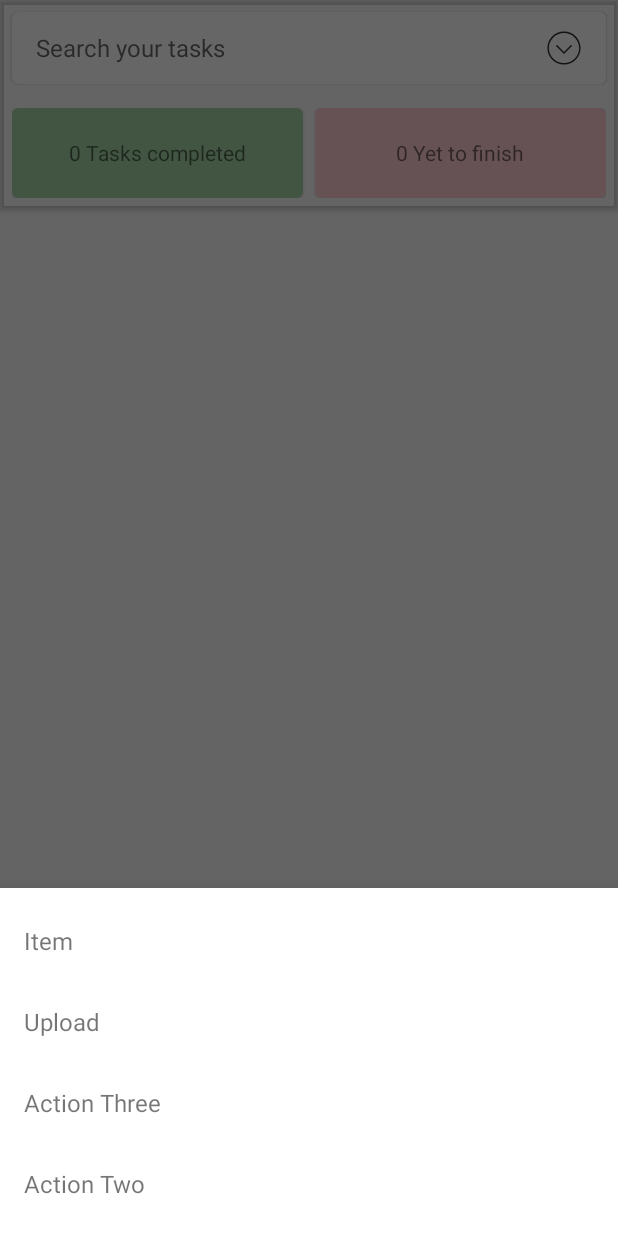
After one commit to ithebk/task_app, an Android app: the fragment MainBottomDialogFragment placed in its activity, on a phone screen of 412 x 824 dp. The commit adds this screen. Shown: the top 1233 px of the screen. Run offline under Robolectric (Android 15) with nearby library versions, the phone set to English and light mode, and no system bars; our stand-ins replace Room's generated code; Roboto replaces fonts that are not available here.

Commit message:
BottomSheet added

```diff
--- a/app/src/main/java/com/ithebk/tasks/ui/MainActivity.kt
+++ b/app/src/main/java/com/ithebk/tasks/ui/MainActivity.kt
@@ -3,12 +3,13 @@ package com.ithebk.tasks.ui
 import android.app.Activity
 import android.content.Intent
 import android.os.Bundle
+import android.text.Editable
+import android.text.TextWatcher
 import android.widget.Toast
 import androidx.appcompat.app.AppCompatActivity
 import androidx.lifecycle.Observer
 import androidx.lifecycle.ViewModelProviders
 import androidx.recyclerview.widget.DefaultItemAnimator
-import androidx.recyclerview.widget.LinearLayoutManager
 import androidx.recyclerview.widget.RecyclerView
 import androidx.recyclerview.widget.StaggeredGridLayoutManager
 import com.ithebk.tasks.R
@@ -34,6 +35,24 @@ class MainActivity : AppCompatActivity() {
             val intent = Intent(this@MainActivity, AddTaskActivity::class.java)
             startActivityForResult(intent, newWordActivityRequestCode)
         }
+
+        bt_action_more.setOnClickListener{
+            MainBottomDialogFragment().show(supportFragmentManager, MainBottomDialogFragment.TAG)
+        }
+
+        search_text.addTextChangedListener(object : TextWatcher{
+            override fun afterTextChanged(s: Editable?) {
+
+            }
+
+            override fun beforeTextChanged(s: CharSequence?, start: Int, count: Int, after: Int) {
+
+            }
+
+            override fun onTextChanged(s: CharSequence?, start: Int, before: Int, count: Int) {
+
+            }
+        })
     }
 
     private fun setupViewModelProvider() {
--- /dev/null
+++ b/app/src/main/java/com/ithebk/tasks/ui/MainBottomDialogFragment.kt
@@ -0,0 +1,22 @@
+package com.ithebk.tasks.ui
+
+import android.os.Bundle
+import android.view.LayoutInflater
+import android.view.View
+import android.view.ViewGroup
+import com.google.android.material.bottomsheet.BottomSheetDialogFragment
+import com.ithebk.tasks.R
+
+class MainBottomDialogFragment : BottomSheetDialogFragment() {
+    override fun onCreateView(
+        inflater: LayoutInflater,
+        container: ViewGroup?,
+        savedInstanceState: Bundle?
+    ): View? {
+        return inflater.inflate(R.layout.main_bottom_layout_sheet, container, false)
+    }
+
+    companion object {
+        const val TAG = "MAIN_BOTTOM_DIALOG_FRAGMENT"
+    }
+}
--- a/app/src/main/res/layout/activity_main.xml
+++ b/app/src/main/res/layout/activity_main.xml
@@ -35,7 +35,7 @@
                         android:gravity="center_vertical"
                         android:layout_width="match_parent"
                         android:paddingStart="16dp"
-                        app:cardElevation="2dp"
+                        app:cardElevation="1dp"
                         app:cardBackgroundColor="?colorPrimary"
                         app:cardCornerRadius="4dp"
                         android:paddingEnd="16dp"
@@ -45,23 +45,28 @@
                             android:layout_width="match_parent"
                             android:layout_height="wrap_content">
                         <RelativeLayout
+                                android:focusable="true"
+                                android:focusableInTouchMode="true"
                                 android:paddingStart="16dp"
                                 android:paddingEnd="16dp"
                                 android:gravity="center_vertical"
                                 android:layout_width="match_parent"
                                 android:layout_height="48dp">
-                            <TextView
+                            <EditText
                                     android:id="@+id/search_text"
                                     android:textColor="?secondary_text_color"
                                     android:layout_width="wrap_content"
                                     android:layout_height="wrap_content"
-                                    android:text="Search your tasks"
+                                    android:background="@null"
+                                    android:hint="Search your tasks"
                                     android:textSize="16sp"
                                     android:layout_centerVertical="true"
                                     android:layout_alignParentStart="true"
                                     android:fontFamily="@font/roboto_regular"
                             />
-                            <ImageView
+                            <ImageButton
+                                    android:id="@+id/bt_action_more"
+                                    android:background="?selectableItemBackgroundBorderless"
                                     android:layout_gravity="end"
                                     android:layout_alignParentEnd="true"
                                     android:layout_centerVertical="true"
--- /dev/null
+++ b/app/src/main/res/layout/main_bottom_layout_sheet.xml
@@ -0,0 +1,42 @@
+<?xml version="1.0" encoding="utf-8"?>
+<androidx.constraintlayout.widget.ConstraintLayout
+        xmlns:android="http://schemas.android.com/apk/res/android"
+        xmlns:app="http://schemas.android.com/apk/res-auto"
+        android:layout_width="match_parent"
+        android:layout_height="wrap_content"
+        android:paddingBottom="8dp"
+        >
+    <TextView
+            android:id="@+id/textView"
+            android:layout_marginTop="8dp"
+            android:text="Item"
+            app:layout_constraintEnd_toEndOf="parent"
+            app:layout_constraintStart_toStartOf="parent"
+            app:layout_constraintTop_toTopOf="parent"
+            style="@style/ActionItem"
+            />
+    <TextView
+            android:id="@+id/textView2"
+            android:text="Upload"
+            app:layout_constraintEnd_toEndOf="parent"
+            app:layout_constraintStart_toStartOf="parent"
+            app:layout_constraintTop_toBottomOf="@+id/textView"
+            style="@style/ActionItem"
+            />
+    <TextView
+            android:id="@+id/textView3"
+            android:text="Action Three"
+            app:layout_constraintEnd_toEndOf="parent"
+            app:layout_constraintStart_toStartOf="parent"
+            app:layout_constraintTop_toBottomOf="@+id/textView2"
+            style="@style/ActionItem"
+            />
+    <TextView
+            android:id="@+id/textView4"
+            android:text="Action Two"
+            app:layout_constraintEnd_toEndOf="parent"
+            app:layout_constraintStart_toStartOf="parent"
+            app:layout_constraintTop_toBottomOf="@+id/textView3"
+            style="@style/ActionItem"
+            />
+</androidx.constraintlayout.widget.ConstraintLayout>
--- a/app/src/main/res/values/dimens.xml
+++ b/app/src/main/res/values/dimens.xml
@@ -10,5 +10,17 @@
     <dimen name="sub_task_card_header_padding">8dp</dimen>
 
     <dimen name="editor_header_size">20sp</dimen>
+    <!-- Default screen margins, per the Android Design guidelines. -->
+    <dimen name="activity_horizontal_margin">16dp</dimen>
+    <dimen name="activity_vertical_margin">16dp</dimen>
+    <dimen name="nav_header_vertical_spacing">8dp</dimen>
+    <dimen name="nav_header_height">176dp</dimen>
+    <dimen name="fab_margin">16dp</dimen>
+
+    <dimen name="default_margin">16dp</dimen>
+    <dimen name="drawable_padding">24dp</dimen>
+    <dimen name="text_size">16sp</dimen>
+    <dimen name="normal_padding">16dp</dimen>
+
 
 </resources>
--- a/app/src/main/res/values/styles.xml
+++ b/app/src/main/res/values/styles.xml
@@ -57,5 +57,17 @@
         <item name="android:fontFamily">@font/convergence</item>
         <item name="android:drawablePadding">@dimen/sub_task_card_header_padding</item>
     </style>
-
+    <style name="AppTheme.Light.NoActionBar">
+        <item name="windowActionBar">false</item>
+        <item name="windowNoTitle">true</item>
+    </style>
+    <style name="AppTheme.Light.AppBarOverlay" parent="ThemeOverlay.AppCompat.Dark.ActionBar" />
+    <style name="AppTheme.Light.PopupOverlay" parent="ThemeOverlay.AppCompat.Light" />
+    <style name="ActionItem">
+        <item name="android:textSize">@dimen/text_size</item>
+        <item name="android:drawablePadding">@dimen/drawable_padding</item>
+        <item name="android:layout_width">0dp</item>
+        <item name="android:layout_height">wrap_content</item>
+        <item name="android:padding">@dimen/normal_padding</item>
+    </style>
 </resources>
```
Also changed, not shown: app/build.gradle (+17 -0 lines), app/src/main/AndroidManifest.xml (+20 -12 lines), app/src/main/res/values/strings.xml (+13 -0 lines).
